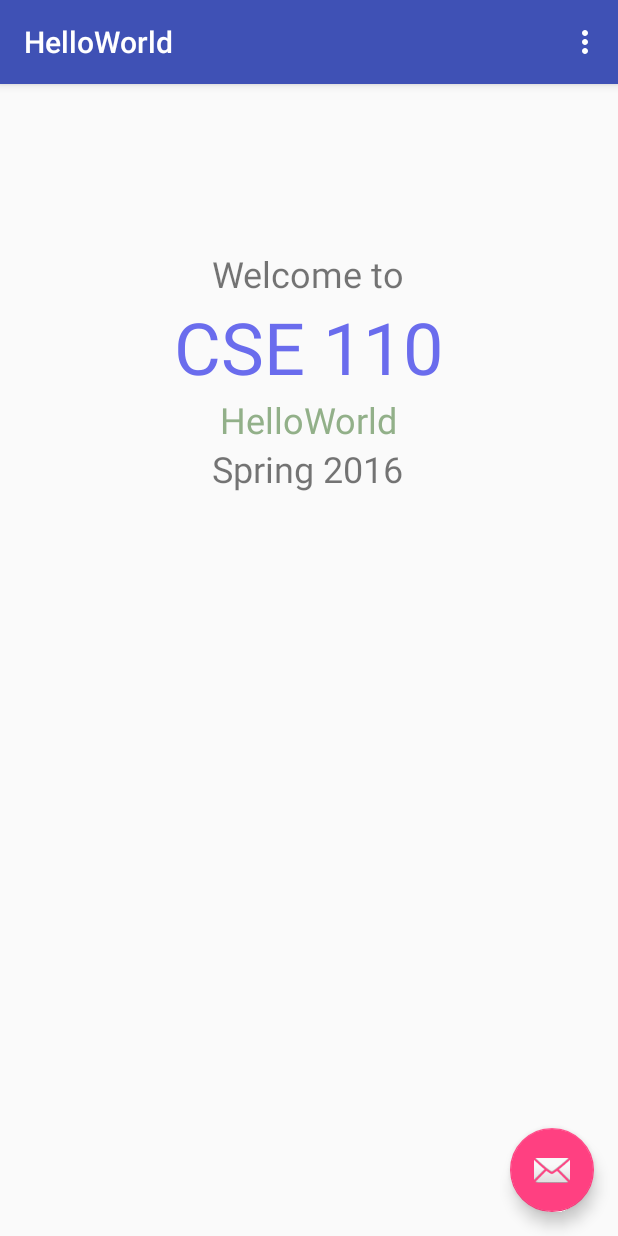
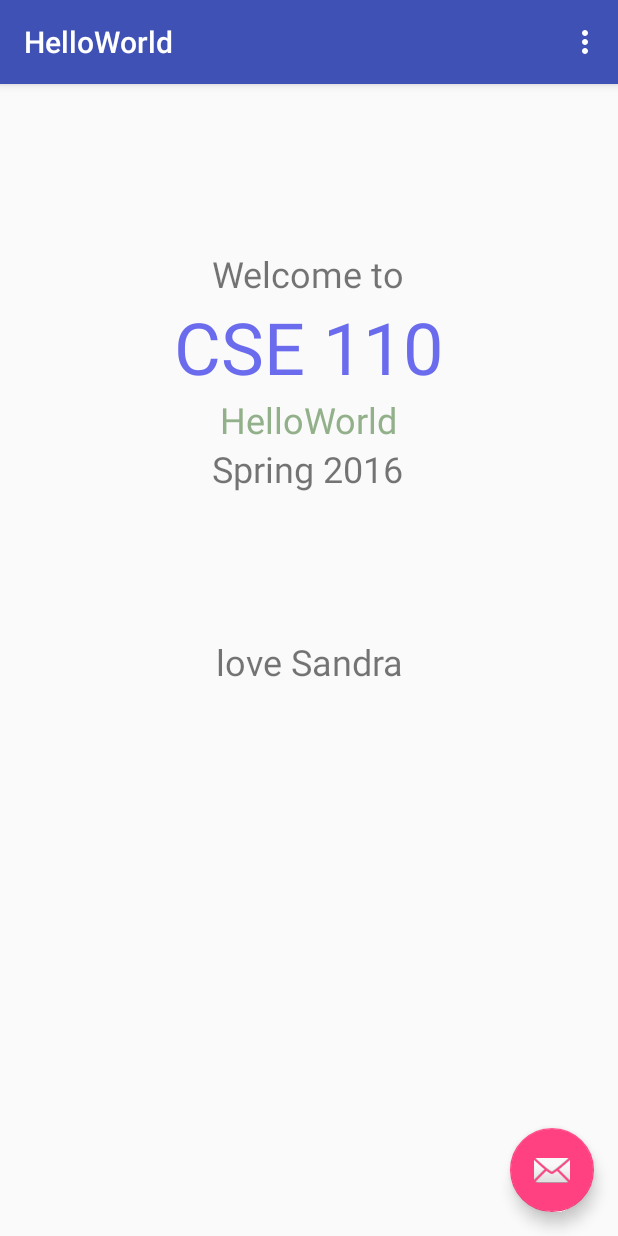
Before and after one commit to sandrasoueid/testproject, an Android app: the screen it shows after launch (MainActivity), on a phone screen of 412 x 824 dp. Run offline under Robolectric (Android 15) with nearby library versions, the phone set to English and light mode, and no system bars.

Commit message:
added text message

```diff
--- a/app/src/main/res/layout/content_main.xml
+++ b/app/src/main/res/layout/content_main.xml
@@ -51,4 +51,15 @@
         android:layout_alignLeft="@+id/textView2"
         android:layout_alignStart="@+id/textView2"
         android:textSize="24dp" />
+
+    <TextView
+        android:layout_width="wrap_content"
+        android:layout_height="wrap_content"
+        android:text="love Sandra"
+        android:id="@+id/textView5"
+        android:layout_marginTop="96dp"
+        android:textSize="24dp"
+        android:layout_below="@+id/textView4"
+        android:layout_alignRight="@+id/textView4"
+        android:layout_alignEnd="@+id/textView4" />
 </RelativeLayout>
```
